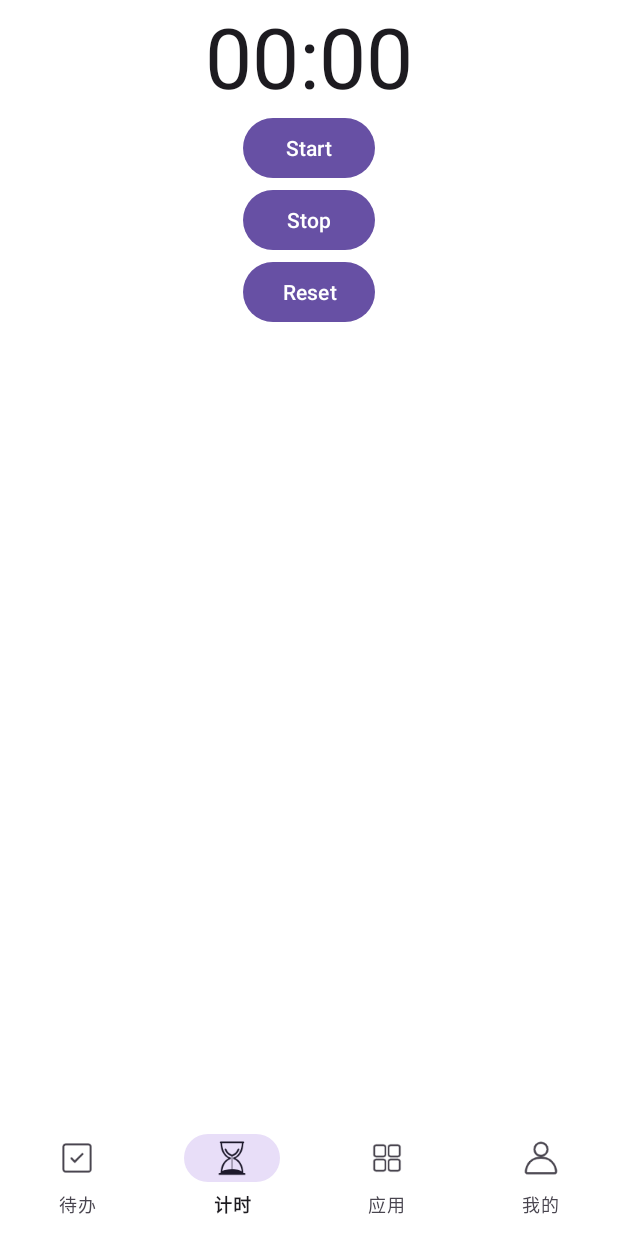
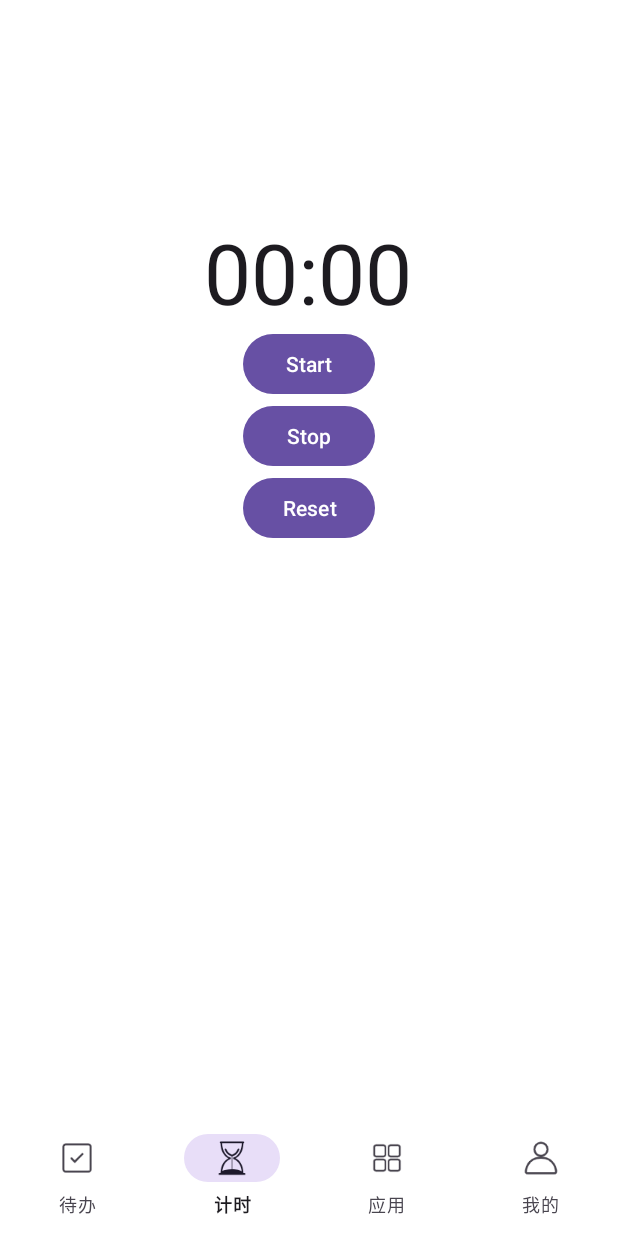
Before and after one commit to yesterdaylz/to-do-APP, an Android app: the MainActivity screen opened directly, with no data from a screen before it, item 2 of the bottom bar chosen, on a phone screen of 412 x 824 dp. Run offline under Robolectric (Android 15) with nearby library versions, the phone set to English and light mode, and no system bars; our stand-ins replace Room's generated code.

Commit message:
fix: 修复正计时Bug

```diff
--- a/app/src/main/java/com/example/todoapp/ui/activity/MainActivity.kt
+++ b/app/src/main/java/com/example/todoapp/ui/activity/MainActivity.kt
@@ -21,6 +21,10 @@ class MainActivity : AppCompatActivity(), TodoFragment.OnDrawerMenuClickListener
     val fromAlbum = 1
     lateinit var binding: ActivityMainBinding
     private lateinit var username: String
+    private val prefs by lazy {
+        getSharedPreferences("main_prefs", MODE_PRIVATE)
+    }
+
     private val choosePictureLauncher =
         registerForActivityResult(ActivityResultContracts.StartActivityForResult()) { result ->
             val imageView = findViewById<ImageView>(R.id.imageView)
@@ -52,20 +56,14 @@ class MainActivity : AppCompatActivity(), TodoFragment.OnDrawerMenuClickListener
             intent.type = "image/*"
             choosePictureLauncher.launch(intent)
         }
+        val lastTabId = prefs.getInt("last_tab_id", R.id.navigation_todo)
         binding.bottomNavigation.setOnItemSelectedListener {item ->
+            prefs.edit().putInt("last_tab_id", item.itemId).apply()
             val selectedFragment: Fragment = when (item.itemId) {
-                R.id.navigation_todo-> {
-                    TodoFragment.newInstance(username)
-                }
-                R.id.navigation_profile -> {
-                    ProfileFragment()
-                }
-                R.id.navigation_application -> {
-                    ApplicationFragment()
-                }
-                R.id.navigation_sandglass ->{
-                    ClockFragment()
-                }
+                R.id.navigation_todo -> TodoFragment.newInstance(username)
+                R.id.navigation_profile -> ProfileFragment()
+                R.id.navigation_application -> ApplicationFragment()
+                R.id.navigation_sandglass -> ClockFragment()
                 else -> TodoFragment.newInstance(username)
             }
 
@@ -75,9 +73,10 @@ class MainActivity : AppCompatActivity(), TodoFragment.OnDrawerMenuClickListener
 
                  true
         }
-        if (savedInstanceState == null) {
-            binding.bottomNavigation.selectedItemId = R.id.navigation_todo
-        }
+        binding.bottomNavigation.selectedItemId = lastTabId
+//        if (savedInstanceState == null) {
+//            binding.bottomNavigation.selectedItemId = R.id.navigation_todo
+//        }
 //        ViewCompat.setOnApplyWindowInsetsListener(findViewById(R.id.main)) { v, insets ->
 //            val systemBars = insets.getInsets(WindowInsetsCompat.Type.systemBars())
 //            v.setPadding(systemBars.left, systemBars.top, systemBars.right, systemBars.bottom)
--- a/app/src/main/res/layout/fragment_clock.xml
+++ b/app/src/main/res/layout/fragment_clock.xml
@@ -13,10 +13,12 @@
         android:id="@+id/watcher"
         android:layout_width="wrap_content"
         android:layout_height="wrap_content"
+        android:layout_marginTop="144dp"
         android:textSize="56sp"
-        app:layout_constraintTop_toTopOf="parent"
+        app:layout_constraintEnd_toEndOf="parent"
+        app:layout_constraintHorizontal_bias="0.497"
         app:layout_constraintStart_toStartOf="parent"
-        app:layout_constraintEnd_toEndOf="parent"/>
+        app:layout_constraintTop_toTopOf="parent" />
 
     <Button
         android:id="@+id/start"
```
Also changed, not shown: app/src/main/java/com/example/todoapp/ui/fragment/ClockFragment.kt (+17 -0 lines), 1 other file.
